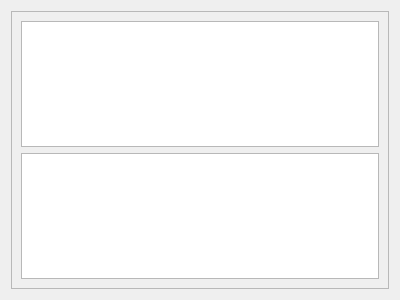
Qt form src/dialoginfo.ui (dibydrams/raspparispi) before a commit.
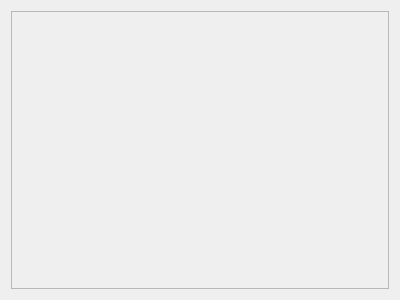
The same form after that commit.

Commit message: Ajout de la fenêtre info

```diff
--- a/src/dialoginfo.ui
+++ b/src/dialoginfo.ui
@@ -30,14 +30,7 @@
       </property>
       <layout class="QVBoxLayout" name="verticalLayout_3">
        <item>
-        <layout class="QVBoxLayout" name="verticalLayout">
-         <item>
-          <widget class="QTableWidget" name="tableWidget"/>
-         </item>
-         <item>
-          <widget class="QTableWidget" name="tableWidget_2"/>
-         </item>
-        </layout>
+        <layout class="QVBoxLayout" name="verticalLayout"/>
        </item>
       </layout>
      </widget>
```
The commit also changes 3 other files.
